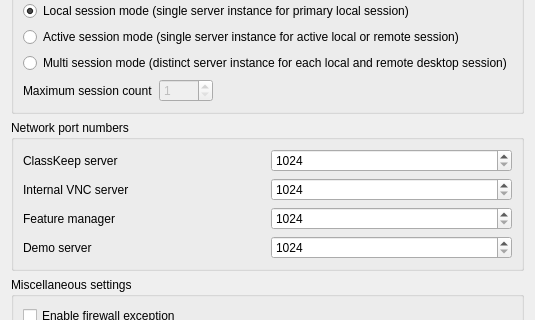
This is veyon/configurator/src/ServiceConfigurationPage.ui in zk26/ClassKeep as Qt 5 draws it before an edit; both pictures show x 0 to 535 and y 230 to 550 of the 535 by 854 pixel window. The edited form follows.
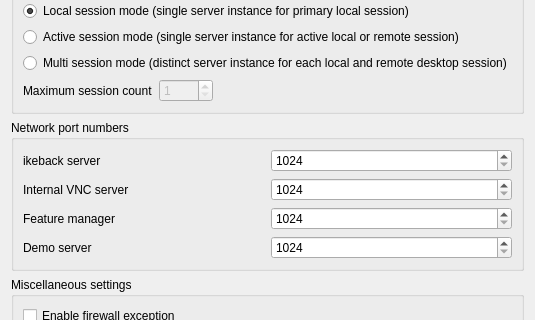
This is the edited form. Icons and pictures are not drawn.

Commit message: refactor: rename the entire project from the retired brand to ikeback

```diff
--- a/veyon/configurator/src/ServiceConfigurationPage.ui
+++ b/veyon/configurator/src/ServiceConfigurationPage.ui
@@ -236,7 +236,7 @@
       <item row="0" column="0">
        <widget class="QLabel" name="label_12">
         <property name="text">
-         <string>ClassKeep server</string>
+         <string>ikeback server</string>
         </property>
        </widget>
       </item>
```
Left out of the diff: 2 changed lines with no effect on the pictures. The commit also changes 164 other files.
